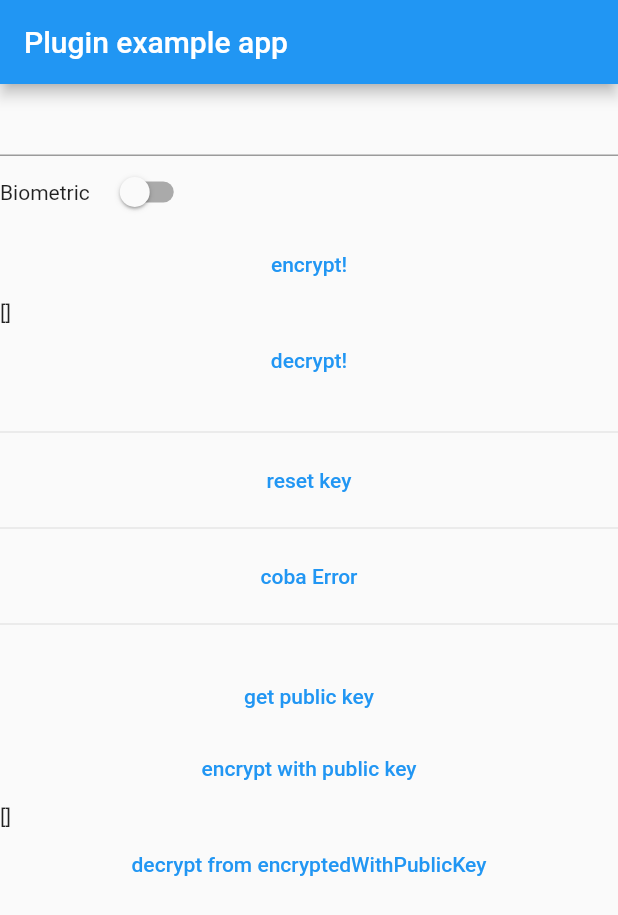
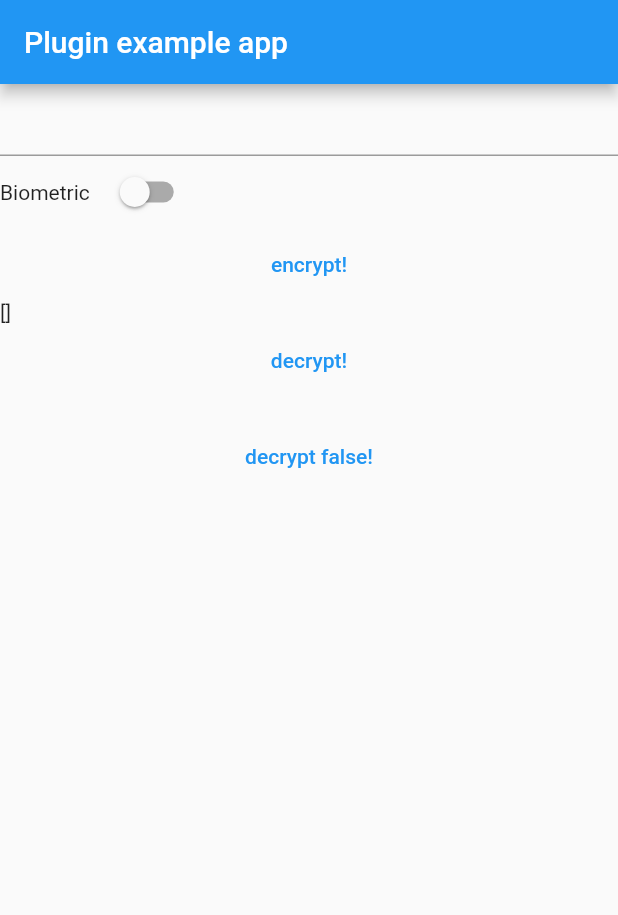
Before and after one commit to mazidahmad/flutter_keystore, a Flutter app: the screen it shows after launch, on a phone screen of 412 x 824 dp. Shown: the top 915 px of the screen. Run offline on Flutter 3.47's test engine with Material 2 defaults, Android fonts, the phone set to English and light mode, and no system bars; our stand-ins replace plugin_platform_interface.

Commit message:
Fix no handling error when auth success but next step process error

```diff
--- a/example/lib/main.dart
+++ b/example/lib/main.dart
@@ -59,6 +59,7 @@ class _MyAppState extends State<MyApp> {
       if (e.message != null && e.message!.toLowerCase().contains("cancel")){
         print("Calcelled by user");
       }
+      print(e.message);
     }catch(e){
       print(e);
     }
@@ -103,27 +104,30 @@ class _MyAppState extends State<MyApp> {
             Text(
                 decrypted
             ),
-            Divider(),
             TextButton(onPressed: () {
-              // removeKey();
-            }, child: Text("reset key")),
-            Divider(),
-            TextButton(onPressed: () {
-              // cobaError();
-            }, child: Text("coba Error")),
-            Divider(),
-            Text(publicKey),
-            TextButton(onPressed: () {
-              // getPublicKey();
-            }, child: Text("get public key")),
-            TextButton(onPressed: () {
-              // encryptWithPublicKey(input.text);
-            }, child: Text("encrypt with public key")),
-            Text(encryptedWithPublicKey.toString()),
-            TextButton(onPressed: () {
-              decrypted = "";
-              // decrypt(encryptedWithPublicKey);
-            }, child: Text("decrypt from encryptedWithPublicKey")),
+              decrypt(Uint8List.fromList(("dgasydtasid7tasuidytasvduyas").codeUnits));
+            }, child: Text("decrypt false!")),
+            // Divider(),
+            // TextButton(onPressed: () {
+            //   // removeKey();
+            // }, child: Text("reset key")),
+            // Divider(),
+            // TextButton(onPressed: () {
+            //   // cobaError();
+            // }, child: Text("coba Error")),
+            // Divider(),
+            // Text(publicKey),
+            // TextButton(onPressed: () {
+            //   // getPublicKey();
+            // }, child: Text("get public key")),
+            // TextButton(onPressed: () {
+            //   // encryptWithPublicKey(input.text);
+            // }, child: Text("encrypt with public key")),
+            // Text(encryptedWithPublicKey.toString()),
+            // TextButton(onPressed: () {
+            //   decrypted = "";
+            //   // decrypt(encryptedWithPublicKey);
+            // }, child: Text("decrypt from encryptedWithPublicKey")),
           ],
         ),
       ),
```
Also changed, not shown: 1 other file.
